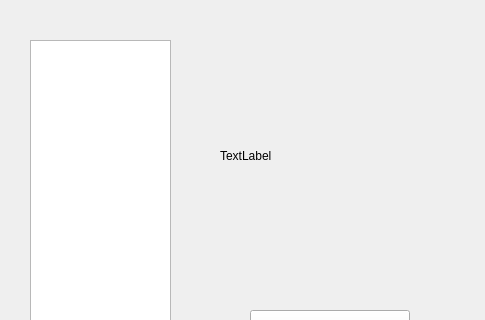
Above: mainwindow.ui from MarcoQin/QNovel before the change; both pictures show x 0 to 485 and y 0 to 320 of the 780 by 448 pixel window. Below: the same form after it.
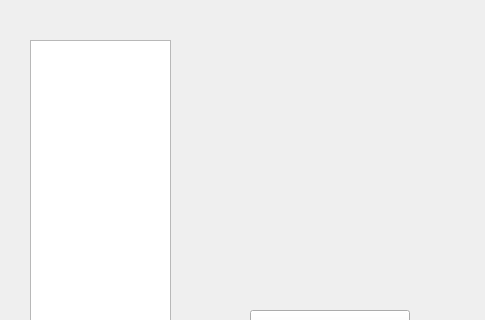
That is the form after the change.

```diff
--- a/mainwindow.ui
+++ b/mainwindow.ui
@@ -34,7 +34,7 @@
      </rect>
     </property>
     <property name="text">
-     <string>TextLabel</string>
+     <string/>
     </property>
    </widget>
    <widget class="QPushButton" name="newBtn">
```
